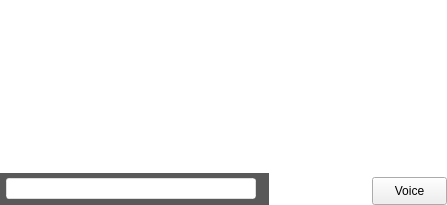
Before: the Qt Designer form UiModule/ui/CommunicationWidget.ui in realXtend/tundra, drawn with Qt 5.
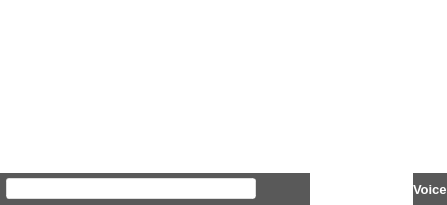
After: the same form once the commit is applied. Icons and pictures are not drawn.

Commit message: Voice UI toggle mode implementation.

The edit to the form file:
```diff
--- a/UiModule/ui/CommunicationWidget.ui
+++ b/UiModule/ui/CommunicationWidget.ui
@@ -79,6 +79,15 @@
 	background-image: url('./data/ui/images/chat/uibutton_IM_click.png');
 }
 
+/* Voice control */
+QPushButton#voiceToggle {
+	border: 0px;
+	background-color: transparent;
+	background-image: url('./data/ui/images/chat/communications_iconGrey.png');
+	background-position: top left;
+	background-repeat: no-repeat;
+}
+
 /* Misc */
 
 QScrollBar {
@@ -342,17 +351,39 @@
           </spacer>
          </item>
          <item>
-          <widget class="QPushButton" name="voiceControl">
+          <layout class="QHBoxLayout" name="voiceLayoutH">
+           <property name="margin">
+            <number>0</number>
+           </property>
+           <item>
+            <widget class="QLabel" name="voiceLabel">
            <property name="minimumSize">
             <size>
-             <width>75</width>
-             <height>28</height>
-            </size>
-           </property>
+               <width>0</width>
+               <height>32</height>
+              </size>
+             </property>
+             <property name="font">
+              <font>
+               <family>MS Sans Serif</family>
+               <pointsize>10</pointsize>
+               <weight>75</weight>
+               <bold>true</bold>
+              </font>
+             </property>
+             <property name="autoFillBackground">
+              <bool>false</bool>
+             </property>
+             <property name="styleSheet">
+              <string notr="true">QLabel#voiceLabel { border: 0px; background-color:  rgba(34,34,34,191); background-position: top left; background-repeat: no-repeat; color: rgb(255,255,255); }
+</string>
+             </property>
            <property name="text">
             <string>Voice</string>
            </property>
           </widget>
+           </item>
+          </layout>
          </item>
         </layout>
        </item>
```
Left out of the diff: 4 changed lines with no effect on the pictures. Lines whose indentation alone changed are shown as unchanged. The commit also changes 15 other files.
